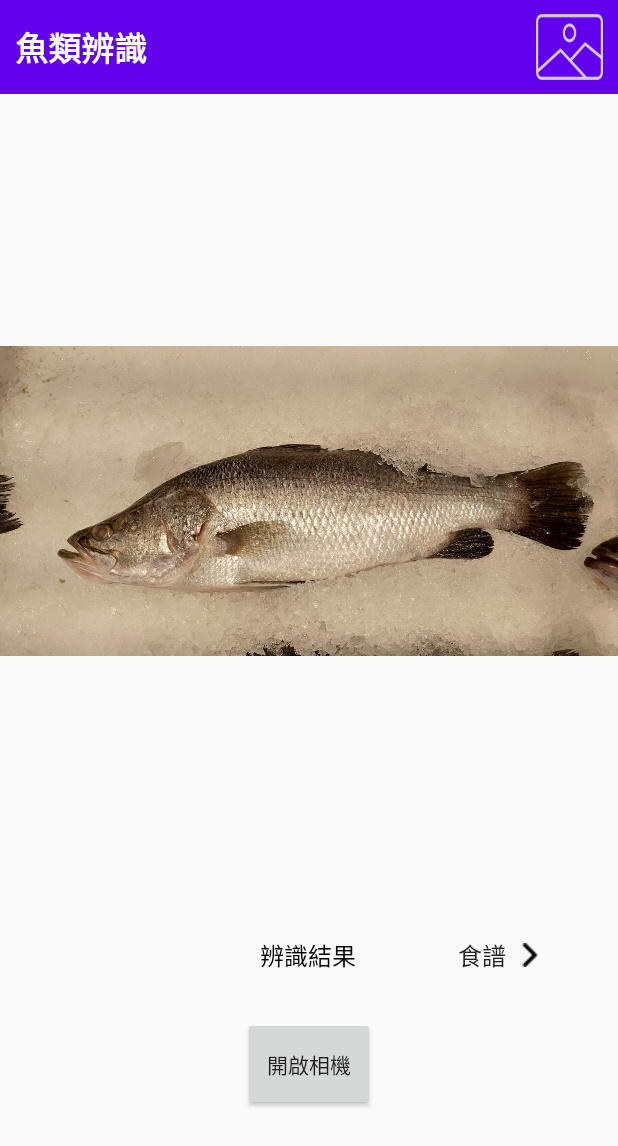
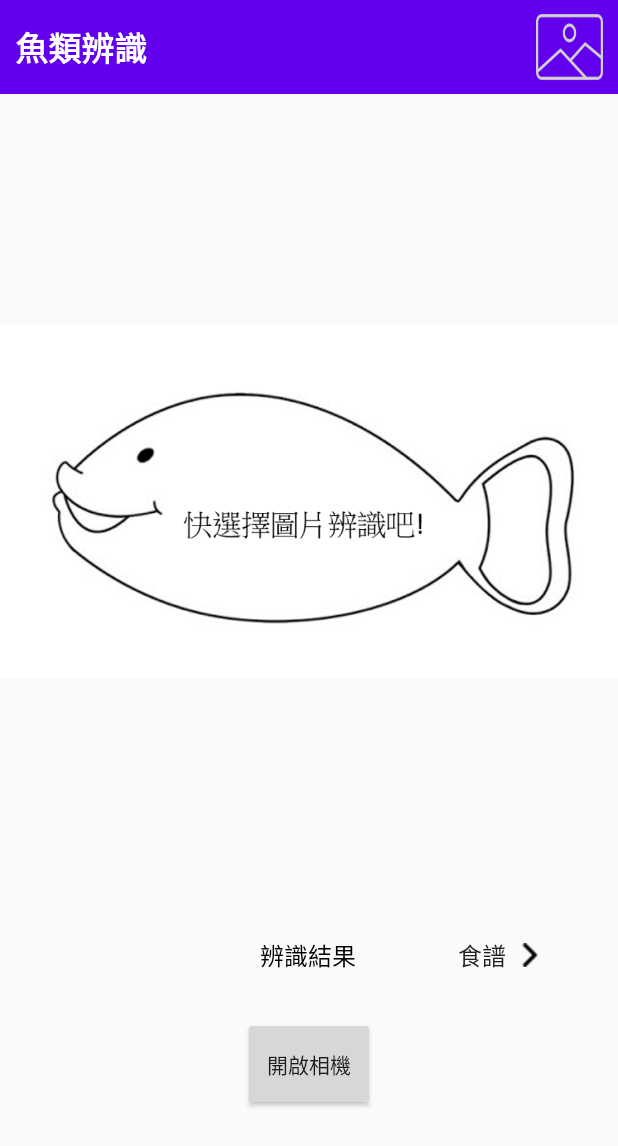
Before and after one commit to 410535037/fish_camera, an Android app: the screen it shows after launch (MainActivity), after a tap on "食譜", on a phone screen of 412 x 824 dp. Shown: the top 1146 px of the screen. Run offline under Robolectric (Android 15) with nearby library versions, the phone set to English and light mode, and no system bars; libraries missing offline, so code that uses them is left out: com.loopj.android, cz.msebera.android; pictures from the network do not load.

Commit message:
微調字串&圖片

```diff
--- a/app/src/main/java/com/example/fish_camera/MainActivity.java
+++ b/app/src/main/java/com/example/fish_camera/MainActivity.java
@@ -118,7 +118,7 @@ public class MainActivity extends AppCompatActivity {
         /**搜尋食譜*/
         Button recipe_search = findViewById(R.id.recipe_search);
         recipe_search.setOnClickListener(v -> {
-            if(!Identify_result.equals("")&&!Identify_result.equals("failed"))
+            if(!Identify_result.equals("")&&!Identify_result.equals("無法辨識"))
             {
                 Intent to_webview = new Intent(MainActivity.this,recipe.class);
                 to_webview.putExtra("Identify_result",Identify_result);
--- a/app/src/main/res/layout/activity_main.xml
+++ b/app/src/main/res/layout/activity_main.xml
@@ -49,7 +49,7 @@
         android:layout_weight="4"
         android:layout_gravity="center|top"
         android:layout_marginTop="20dp"
-        android:src="@drawable/a1140191"/>
+        android:src="@drawable/home_pic"/>
 
     <LinearLayout
         android:layout_width="match_parent"
```
Also changed, not shown: app/src/main/res/drawable/home_pic.png (added), app/src/main/res/drawable/unnamed.jpg (added).
